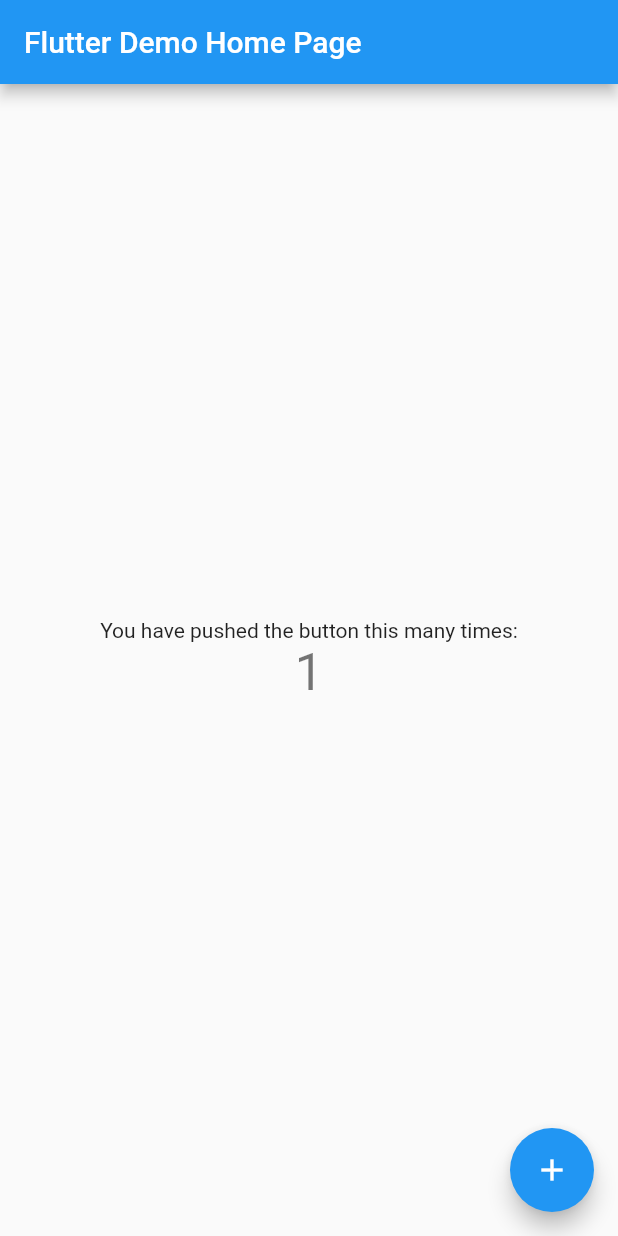
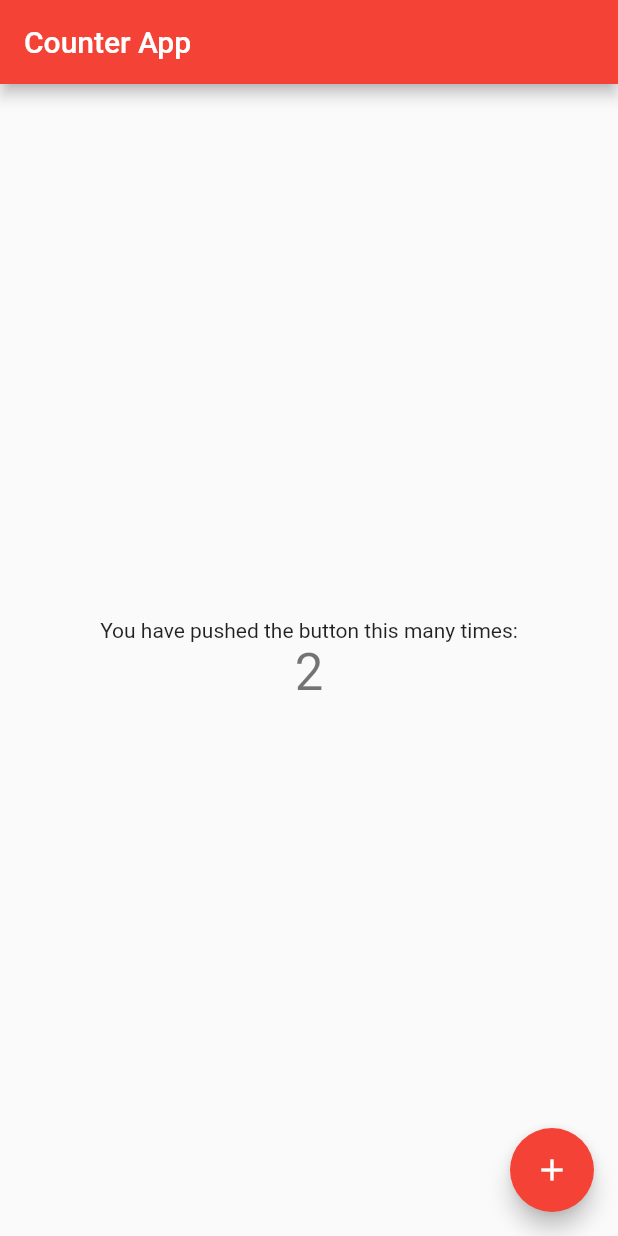
Before and after one commit to aditi-biswas/Counter-App, a Flutter app: the screen it shows after launch, after a tap on the "add" icon, on a phone screen of 412 x 824 dp. Run offline on Flutter 3.47's test engine with Material 2 defaults, Android fonts, the phone set to English and light mode, and no system bars.

Commit message:
Initial commit

```diff
--- a/lib/main.dart
+++ b/lib/main.dart
@@ -7,39 +7,21 @@ void main() {
 class MyApp extends StatelessWidget {
   const MyApp({Key? key}) : super(key: key);
 
-  // This widget is the root of your application.
   @override
   Widget build(BuildContext context) {
     return MaterialApp(
-      title: 'Flutter Demo',
+      debugShowCheckedModeBanner: false,
+      title: 'Counter App',
       theme: ThemeData(
-        // This is the theme of your application.
-        //
-        // Try running your application with "flutter run". You'll see the
-        // application has a blue toolbar. Then, without quitting the app, try
-        // changing the primarySwatch below to Colors.green and then invoke
-        // "hot reload" (press "r" in the console where you ran "flutter run",
-        // or simply save your changes to "hot reload" in a Flutter IDE).
-        // Notice that the counter didn't reset back to zero; the application
-        // is not restarted.
-        primarySwatch: Colors.blue,
+        primarySwatch: Colors.red,
       ),
-      home: const MyHomePage(title: 'Flutter Demo Home Page'),
+      home: const MyHomePage(title: 'Counter App'),
     );
   }
 }
 
 class MyHomePage extends StatefulWidget {
   const MyHomePage({Key? key, required this.title}) : super(key: key);
-
-  // This widget is the home page of your application. It is stateful, meaning
-  // that it has a State object (defined below) that contains fields that affect
-  // how it looks.
-
-  // This class is the configuration for the state. It holds the values (in this
-  // case the title) provided by the parent (in this case the App widget) and
-  // used by the build method of the State. Fields in a Widget subclass are
-  // always marked "final".
 
   final String title;
 
@@ -52,47 +34,19 @@ class _MyHomePageState extends State<MyHomePage> {
 
   void _incrementCounter() {
     setState(() {
-      // This call to setState tells the Flutter framework that something has
-      // changed in this State, which causes it to rerun the build method below
-      // so that the display can reflect the updated values. If we changed
-      // _counter without calling setState(), then the build method would not be
-      // called again, and so nothing would appear to happen.
-      _counter++;
+
+      _counter=_counter+2;
     });
   }
 
   @override
   Widget build(BuildContext context) {
-    // This method is rerun every time setState is called, for instance as done
-    // by the _incrementCounter method above.
-    //
-    // The Flutter framework has been optimized to make rerunning build methods
-    // fast, so that you can just rebuild anything that needs updating rather
-    // than having to individually change instances of widgets.
     return Scaffold(
       appBar: AppBar(
-        // Here we take the value from the MyHomePage object that was created by
-        // the App.build method, and use it to set our appbar title.
         title: Text(widget.title),
       ),
       body: Center(
-        // Center is a layout widget. It takes a single child and positions it
-        // in the middle of the parent.
         child: Column(
-          // Column is also a layout widget. It takes a list of children and
-          // arranges them vertically. By default, it sizes itself to fit its
-          // children horizontally, and tries to be as tall as its parent.
-          //
-          // Invoke "debug painting" (press "p" in the console, choose the
-          // "Toggle Debug Paint" action from the Flutter Inspector in Android
-          // Studio, or the "Toggle Debug Paint" command in Visual Studio Code)
-          // to see the wireframe for each widget.
-          //
-          // Column has various properties to control how it sizes itself and
-          // how it positions its children. Here we use mainAxisAlignment to
-          // center the children vertically; the main axis here is the vertical
-          // axis because Columns are vertical (the cross axis would be
-          // horizontal).
           mainAxisAlignment: MainAxisAlignment.center,
           children: <Widget>[
             const Text(
@@ -109,7 +63,7 @@ class _MyHomePageState extends State<MyHomePage> {
         onPressed: _incrementCounter,
         tooltip: 'Increment',
         child: const Icon(Icons.add),
-      ), // This trailing comma makes auto-formatting nicer for build methods.
+      ),
     );
   }
 }
```
Also changed, not shown: pubspec.lock.
